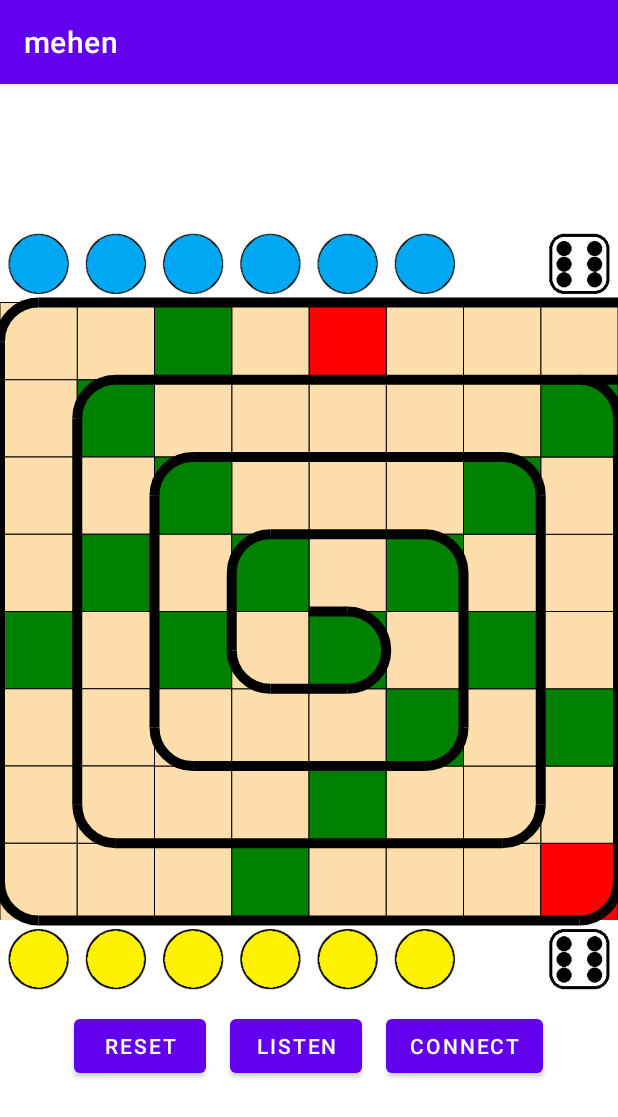
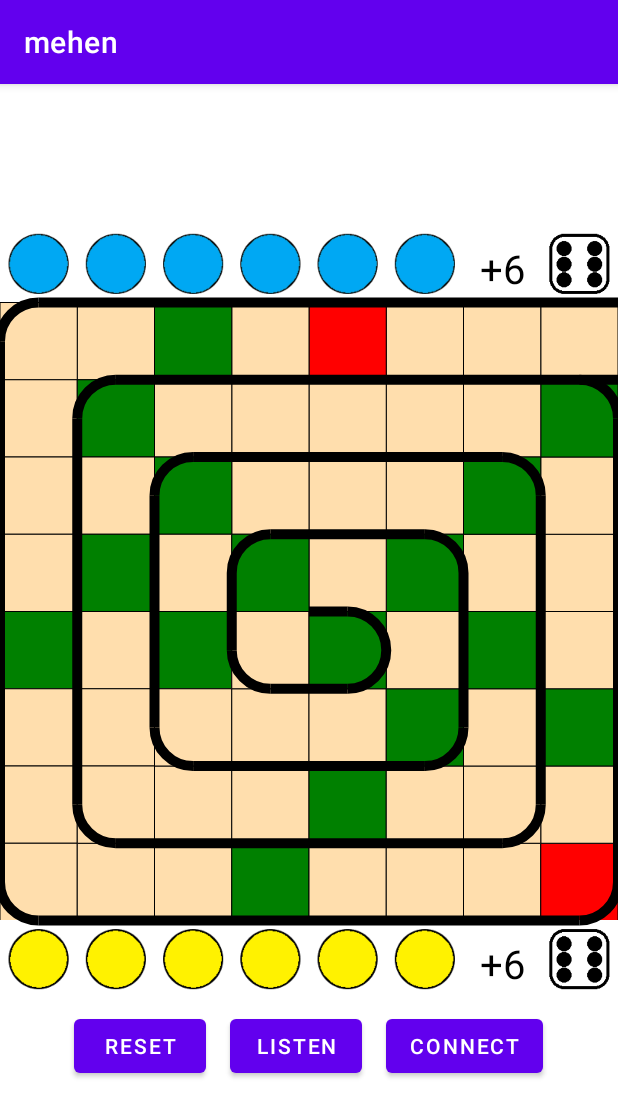
Before and after one commit to memoryspeak/mehen_cotlin_android, an Android app: the screen it shows after launch (MainActivity), on a phone screen of 412 x 824 dp. Shown: the top 1117 px of the screen. Run offline under Robolectric (Android 15) with nearby library versions, the phone set to English and light mode, and no system bars.

Commit message:
draw white and black memory

```diff
--- a/mehen/app/src/main/java/com/example/mehen/MehenView.kt
+++ b/mehen/app/src/main/java/com/example/mehen/MehenView.kt
@@ -17,6 +17,7 @@ class MehenView(context: Context?, attrs: AttributeSet?) : View(context, attrs){
     private var originX = 20f
     private var originY = 20f
     private var cellSide = 130f
+    private val textSize = 40f
     private val paint = Paint()
     private val paintLine = Paint()
     private val whiteColor = Color.parseColor("#FFFFFF")
@@ -169,6 +170,8 @@ class MehenView(context: Context?, attrs: AttributeSet?) : View(context, attrs){
         drawPieces(canvas)
         drawWhiteDiceRoll(canvas)
         drawBlackDiceRoll(canvas)
+        drawWhiteMemory(canvas)
+        drawBlackMemory(canvas)
     }
 
     override fun onTouchEvent(event: MotionEvent?): Boolean {
@@ -250,21 +253,25 @@ class MehenView(context: Context?, attrs: AttributeSet?) : View(context, attrs){
         }
     }
 
-//    private fun drawWhiteMemory(canvas: Canvas){
-//        //val diceRoll = (bitmapsOfDiceRoll[randomDiceValue()])
-//        val diceRollWhite = (bitmapsOfDiceRoll[whiteValueDiceRoll])
-//        if (diceRollWhite != null) {
-//            canvas.drawBitmap(
-//                diceRollWhite,
-//                null,
-//                RectF(
-//                    originX + 7*cellSide + cellSide/(10*diceRollSize),
-//                    originY + 9*cellSide + cellSide/(10*diceRollSize),
-//                    originX + 8*cellSide - cellSide/(10*diceRollSize),
-//                    originY + 10*cellSide - cellSide/(10*diceRollSize)),
-//                paint)
-//        }
-//    }
+    private fun drawWhiteMemory(canvas: Canvas){
+        paint.color = blackColor
+        paint.textSize = textSize
+        paint.textAlign = Paint.Align.CENTER
+        canvas.drawText(
+            "+${whiteValueDiceRoll+1}",
+            originX + 13*cellSide/2,
+            originY + 19*cellSide/2 + textSize/2, paint)
+    }
+
+    private fun drawBlackMemory(canvas: Canvas){
+        paint.color = blackColor
+        paint.textSize = textSize
+        paint.textAlign = Paint.Align.CENTER
+        canvas.drawText(
+            "+${blackValueDiceRoll+1}",
+            originX + 13*cellSide/2,
+            originY + cellSide/2 + textSize/2, paint)
+    }
 
     private fun drawWhiteDiceRoll(canvas: Canvas){
         val diceRollWhite = (bitmapsOfDiceRoll[whiteValueDiceRoll])
--- a/mehen/build.gradle
+++ b/mehen/build.gradle
@@ -5,7 +5,7 @@ buildscript {
         mavenCentral()
     }
     dependencies {
-        classpath "com.android.tools.build:gradle:7.0.0"
+        classpath 'com.android.tools.build:gradle:7.0.1'
         classpath "org.jetbrains.kotlin:kotlin-gradle-plugin:1.5.21"
 
         // NOTE: Do not place your application dependencies here; they belong
```
